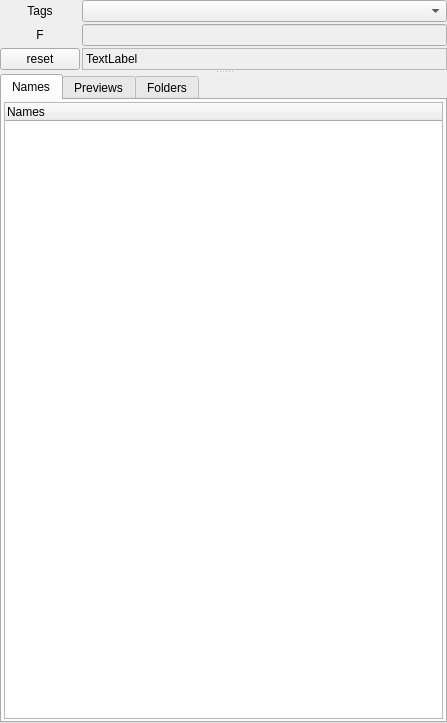
fontmatrix/fontmatrix, file src/listsdock.ui: the form before one commit.
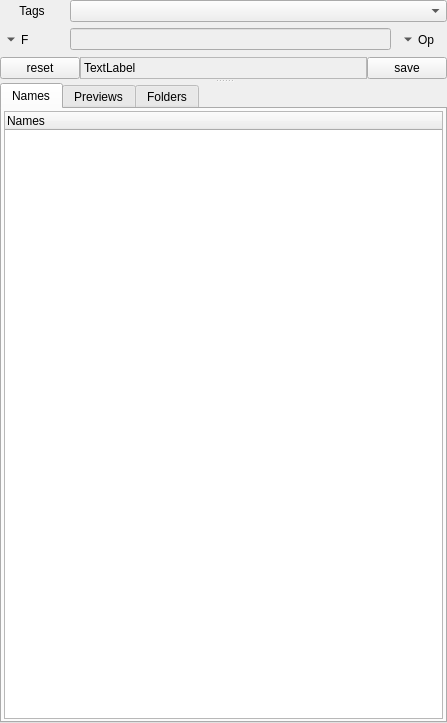
The form after the commit. Icons and pictures are not drawn. Custom widgets are drawn as their Qt base class.

Commit message: Changed - logicals for search are now specified through a dedicated menu rather than incorporated into text to search. First consequence is that they are now available for Unicode search too.

What changed in the file:
```diff
--- a/src/listsdock.ui
+++ b/src/listsdock.ui
@@ -38,65 +38,22 @@
       <enum>Qt::Vertical</enum>
      </property>
      <widget class="QWidget" native="1" name="widget" >
-      <layout class="QGridLayout" name="gridLayout_2" >
-       <property name="margin" >
-        <number>0</number>
-       </property>
-       <property name="spacing" >
-        <number>0</number>
-       </property>
-       <item row="0" column="0" >
         <layout class="QGridLayout" name="gridLayout" >
-         <property name="spacing" >
-          <number>2</number>
-         </property>
-         <item row="0" column="1" colspan="2" >
-          <widget class="QComboBox" name="tagsCombo" >
-           <property name="sizePolicy" >
-            <sizepolicy vsizetype="Fixed" hsizetype="Expanding" >
-             <horstretch>3</horstretch>
-             <verstretch>0</verstretch>
-            </sizepolicy>
-           </property>
-           <property name="contextMenuPolicy" >
-            <enum>Qt::DefaultContextMenu</enum>
-           </property>
-           <property name="toolTip" >
-            <string>Filter view by chosing tag</string>
-           </property>
-           <property name="sizeAdjustPolicy" >
-            <enum>QComboBox::AdjustToContentsOnFirstShow</enum>
-           </property>
-          </widget>
-         </item>
-         <item row="1" column="1" colspan="2" >
-          <widget class="QLineEdit" name="searchString" >
-           <property name="enabled" >
-            <bool>false</bool>
-           </property>
-           <property name="sizePolicy" >
-            <sizepolicy vsizetype="Fixed" hsizetype="Expanding" >
-             <horstretch>2</horstretch>
-             <verstretch>0</verstretch>
-            </sizepolicy>
-           </property>
-           <property name="toolTip" >
-            <string>&lt;!DOCTYPE HTML PUBLIC "-//W3C//DTD HTML 4.0//EN" "http://www.w3.org/TR/REC-html40/strict.dtd">
-&lt;html>&lt;head>&lt;meta name="qrichtext" content="1" />&lt;style type="text/css">
-p, li { white-space: pre-wrap; }
-&lt;/style>&lt;/head>&lt;body style=" font-family:'Sans Serif'; font-size:10pt; font-weight:400; font-style:normal;">
-&lt;p style=" margin-top:0px; margin-bottom:0px; margin-left:0px; margin-right:0px; -qt-block-indent:0; text-indent:0px;">If you want to negate the filter,&lt;/p>
-&lt;p style=" margin-top:0px; margin-bottom:0px; margin-left:0px; margin-right:0px; -qt-block-indent:0; text-indent:0px;">prefix the word with "!" such as in:&lt;/p>
-&lt;p style=" margin-top:0px; margin-bottom:0px; margin-left:0px; margin-right:0px; -qt-block-indent:0; text-indent:0px;">&lt;span style=" font-weight:600;">"!pattern"&lt;/span>&lt;/p>
-&lt;p style=" margin-top:0px; margin-bottom:0px; margin-left:0px; margin-right:0px; -qt-block-indent:0; text-indent:0px;">If you want to enqueue the filter,&lt;/p>
-&lt;p style=" margin-top:0px; margin-bottom:0px; margin-left:0px; margin-right:0px; -qt-block-indent:0; text-indent:0px;">prefix it with "+".&lt;/p>
-&lt;p style=" margin-top:0px; margin-bottom:0px; margin-left:0px; margin-right:0px; -qt-block-indent:0; text-indent:0px;">Finally, you can mix negate and queue in:&lt;/p>
-&lt;p style=" margin-top:0px; margin-bottom:0px; margin-left:0px; margin-right:0px; -qt-block-indent:0; text-indent:0px;">&lt;span style=" font-weight:600;">"+!pattern"&lt;/span> or "!+pattern"&lt;/p>&lt;/body>&lt;/html></string>
-           </property>
-          </widget>
-         </item>
          <item row="0" column="0" >
+        <layout class="QFormLayout" name="formLayout" >
+         <item row="0" column="0" >
+          <layout class="QVBoxLayout" name="verticalLayout_3" >
+           <item>
           <widget class="QLabel" name="label" >
+             <property name="sizePolicy" >
+              <sizepolicy vsizetype="Preferred" hsizetype="Expanding" >
+               <horstretch>0</horstretch>
+               <verstretch>0</verstretch>
+              </sizepolicy>
+             </property>
+             <property name="layoutDirection" >
+              <enum>Qt::LeftToRight</enum>
+             </property>
            <property name="text" >
             <string>Tags</string>
            </property>
@@ -108,14 +65,20 @@
            </property>
           </widget>
          </item>
-         <item row="1" column="0" >
+           <item>
           <widget class="QToolButton" name="fieldButton" >
            <property name="sizePolicy" >
-            <sizepolicy vsizetype="Fixed" hsizetype="Fixed" >
+              <sizepolicy vsizetype="Fixed" hsizetype="Minimum" >
              <horstretch>0</horstretch>
              <verstretch>0</verstretch>
             </sizepolicy>
            </property>
+             <property name="minimumSize" >
+              <size>
+               <width>64</width>
+               <height>0</height>
+              </size>
+             </property>
            <property name="maximumSize" >
             <size>
              <width>16000</width>
@@ -142,17 +105,85 @@
             <enum>QToolButton::InstantPopup</enum>
            </property>
            <property name="toolButtonStyle" >
-            <enum>Qt::ToolButtonTextOnly</enum>
+              <enum>Qt::ToolButtonTextBesideIcon</enum>
            </property>
            <property name="autoRaise" >
             <bool>true</bool>
            </property>
            <property name="arrowType" >
-            <enum>Qt::NoArrow</enum>
+              <enum>Qt::DownArrow</enum>
            </property>
           </widget>
          </item>
-         <item row="2" column="0" >
+          </layout>
+         </item>
+         <item row="0" column="1" >
+          <layout class="QVBoxLayout" name="verticalLayout_4" >
+           <item>
+            <widget class="QComboBox" name="tagsCombo" >
+             <property name="sizePolicy" >
+              <sizepolicy vsizetype="Fixed" hsizetype="Expanding" >
+               <horstretch>3</horstretch>
+               <verstretch>0</verstretch>
+              </sizepolicy>
+             </property>
+             <property name="contextMenuPolicy" >
+              <enum>Qt::DefaultContextMenu</enum>
+             </property>
+             <property name="toolTip" >
+              <string>Filter view by chosing tag</string>
+             </property>
+             <property name="sizeAdjustPolicy" >
+              <enum>QComboBox::AdjustToContentsOnFirstShow</enum>
+             </property>
+            </widget>
+           </item>
+           <item>
+            <layout class="QHBoxLayout" name="horizontalLayout_2" >
+             <item>
+              <widget class="QLineEdit" name="searchString" >
+               <property name="enabled" >
+                <bool>false</bool>
+               </property>
+               <property name="sizePolicy" >
+                <sizepolicy vsizetype="Fixed" hsizetype="Expanding" >
+                 <horstretch>2</horstretch>
+                 <verstretch>0</verstretch>
+                </sizepolicy>
+               </property>
+              </widget>
+             </item>
+             <item>
+              <widget class="QToolButton" name="operationButton" >
+               <property name="text" >
+                <string>Op</string>
+               </property>
+               <property name="popupMode" >
+                <enum>QToolButton::InstantPopup</enum>
+               </property>
+               <property name="toolButtonStyle" >
+                <enum>Qt::ToolButtonTextBesideIcon</enum>
+               </property>
+               <property name="autoRaise" >
+                <bool>true</bool>
+               </property>
+               <property name="arrowType" >
+                <enum>Qt::DownArrow</enum>
+               </property>
+              </widget>
+             </item>
+            </layout>
+           </item>
+          </layout>
+         </item>
+        </layout>
+       </item>
+       <item row="1" column="0" >
+        <layout class="QHBoxLayout" name="horizontalLayout" >
+         <property name="spacing" >
+          <number>0</number>
+         </property>
+         <item>
           <layout class="QVBoxLayout" name="verticalLayout" >
            <property name="spacing" >
             <number>0</number>
@@ -209,7 +240,7 @@
            </item>
           </layout>
          </item>
-         <item row="2" column="1" colspan="2" >
+         <item>
           <widget class="QLabel" name="filtersCrumb" >
            <property name="sizePolicy" >
             <sizepolicy vsizetype="Preferred" hsizetype="Expanding" >
@@ -231,6 +262,39 @@
            </property>
           </widget>
          </item>
+         <item>
+          <layout class="QVBoxLayout" name="verticalLayout_2" >
+           <property name="spacing" >
+            <number>0</number>
+           </property>
+           <item>
+            <widget class="QPushButton" name="saveFilterButton" >
+             <property name="sizePolicy" >
+              <sizepolicy vsizetype="Fixed" hsizetype="Maximum" >
+               <horstretch>0</horstretch>
+               <verstretch>0</verstretch>
+              </sizepolicy>
+             </property>
+             <property name="text" >
+              <string>save</string>
+             </property>
+            </widget>
+           </item>
+           <item>
+            <spacer name="verticalSpacer_2" >
+             <property name="orientation" >
+              <enum>Qt::Vertical</enum>
+             </property>
+             <property name="sizeHint" stdset="0" >
+              <size>
+               <width>20</width>
+               <height>0</height>
+              </size>
+             </property>
+            </spacer>
+           </item>
+          </layout>
+         </item>
         </layout>
        </item>
       </layout>
```
Left out of the diff: 1 changed line with no effect on the pictures. Lines whose indentation alone changed are shown as unchanged. The commit also changes 3 other files.
